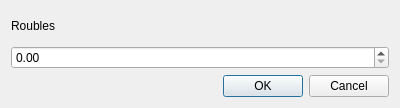
Before: the Qt Designer form cheatdialog.ui in dracoctix/CocoClicker, drawn with Qt 5.
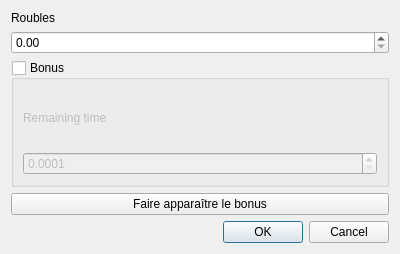
After: the same form once the commit is applied.

Commit message: Added bonus system and started cheatbox update.

```diff
--- a/cheatdialog.ui
+++ b/cheatdialog.ui
@@ -7,7 +7,7 @@
     <x>0</x>
     <y>0</y>
     <width>400</width>
-    <height>108</height>
+    <height>254</height>
    </rect>
   </property>
   <property name="windowTitle">
@@ -16,6 +16,12 @@
   <layout class="QVBoxLayout" name="verticalLayout">
    <item>
     <widget class="QLabel" name="label">
+     <property name="sizePolicy">
+      <sizepolicy hsizetype="Preferred" vsizetype="Fixed">
+       <horstretch>0</horstretch>
+       <verstretch>0</verstretch>
+      </sizepolicy>
+     </property>
      <property name="text">
       <string>Roubles</string>
      </property>
@@ -28,6 +34,48 @@
      </property>
     </widget>
    </item>
+   <item>
+    <widget class="QGroupBox" name="gbBonus">
+     <property name="title">
+      <string>Bonus</string>
+     </property>
+     <property name="checkable">
+      <bool>true</bool>
+     </property>
+     <property name="checked">
+      <bool>false</bool>
+     </property>
+     <layout class="QVBoxLayout" name="verticalLayout_2">
+      <item>
+       <widget class="QLabel" name="label_2">
+        <property name="text">
+         <string>Remaining time</string>
+        </property>
+       </widget>
+      </item>
+      <item>
+       <widget class="QDoubleSpinBox" name="sbBonusTime">
+        <property name="decimals">
+         <number>4</number>
+        </property>
+        <property name="minimum">
+         <double>0.000100000000000</double>
+        </property>
+        <property name="maximum">
+         <double>30.000000000000000</double>
+        </property>
+       </widget>
+      </item>
+     </layout>
+    </widget>
+   </item>
+   <item>
+    <widget class="QPushButton" name="pbSpawnBonus">
+     <property name="text">
+      <string>Faire apparaître le bonus</string>
+     </property>
+    </widget>
+   </item>
    <item>
     <widget class="QDialogButtonBox" name="buttonBox">
      <property name="orientation">
```
The commit also changes 6 other files.
